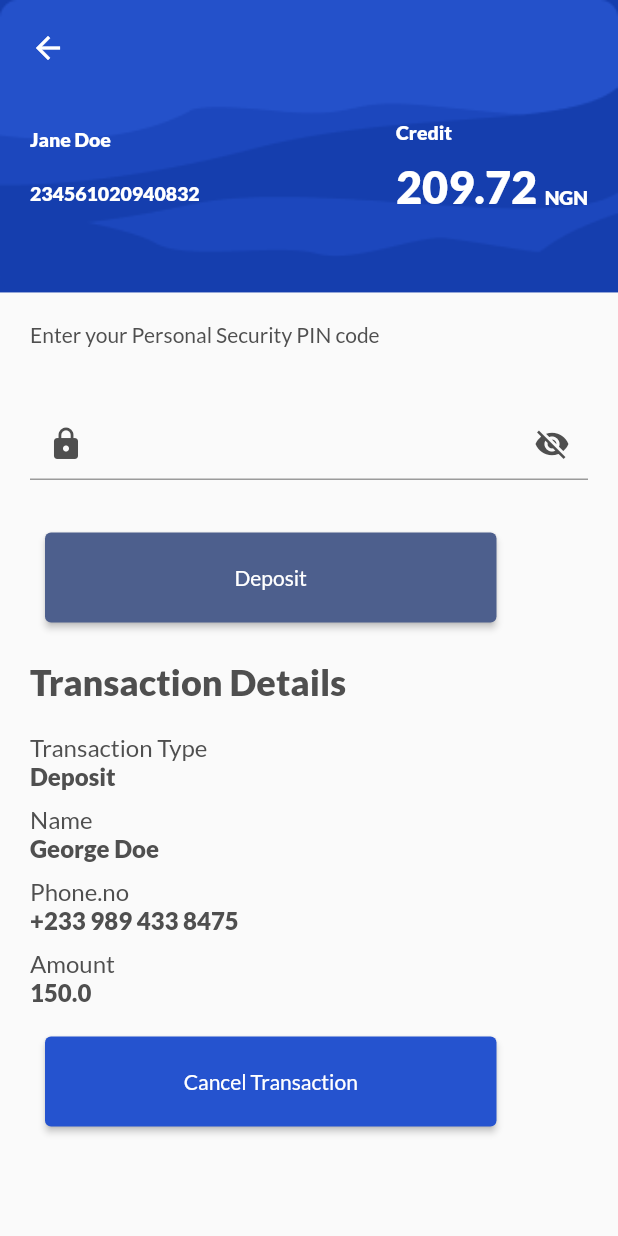
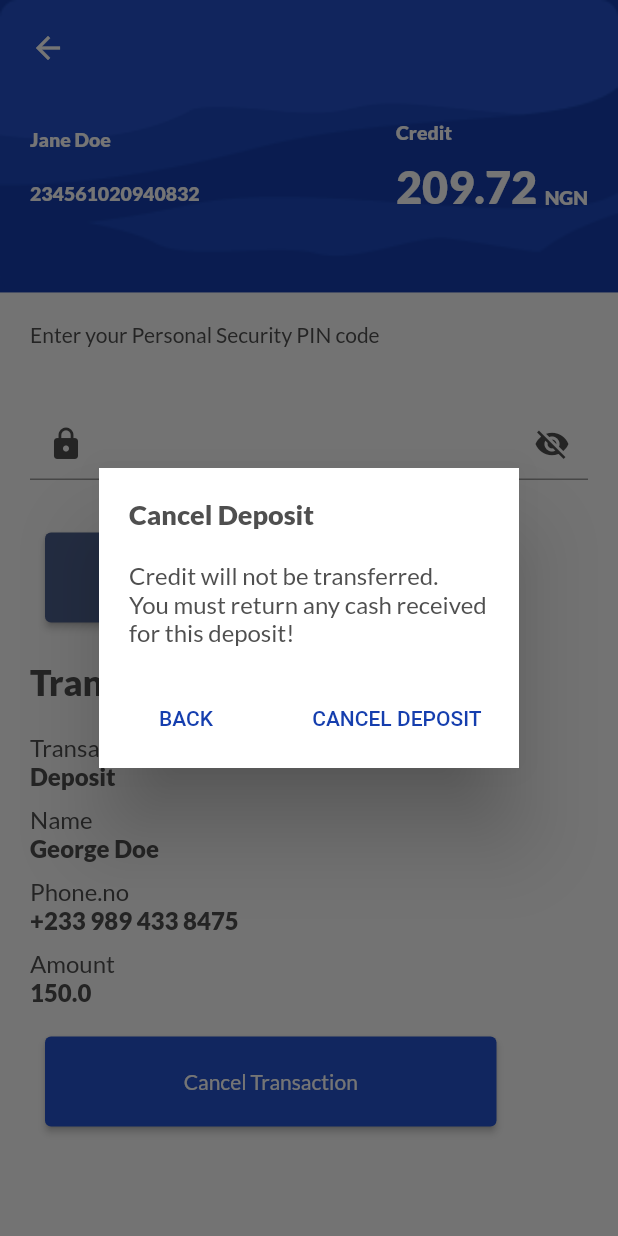
Before and after one commit to sobuur0/super_agent_with_flutter, a Flutter app: the DepositTransactionsPage screen opened directly, after a tap on "Cancel Transaction", on a phone screen of 412 x 824 dp. Run offline on Flutter 3.47's test engine with Material 2 defaults, Android fonts, the phone set to English and light mode, and no system bars; our stand-ins replace google_fonts.

Commit message:
added cancel transactions dialog

```diff
--- a/lib/presentation/pages/deposit_transactions.dart
+++ b/lib/presentation/pages/deposit_transactions.dart
@@ -1,6 +1,7 @@
 import 'package:flutter/material.dart';
 import 'package:flutter/cupertino.dart';
 import 'package:super_agent_with_flutter/constants/app_styles.dart';
+import 'package:super_agent_with_flutter/presentation/widgets/cancel_deposit_dialog.dart';
 import 'package:super_agent_with_flutter/presentation/widgets/widget_action_button.dart';
 
 class DepositTransactionsPage extends StatefulWidget {
@@ -169,8 +170,8 @@ class _DepositTransactionsPageState extends State<DepositTransactionsPage> {
                 ),
               ),
               Padding(
-                padding:
-                    const EdgeInsets.symmetric(horizontal: 30.0, vertical: 15.0),
+                padding: const EdgeInsets.symmetric(
+                    horizontal: 30.0, vertical: 15.0),
                 child: ActionButton(
                   buttonText: 'Deposit',
                   onTap: () {},
@@ -178,8 +179,8 @@ class _DepositTransactionsPageState extends State<DepositTransactionsPage> {
                 ),
               ),
               Padding(
-                padding:
-                    const EdgeInsets.symmetric(horizontal: 20.0, vertical: 10.0),
+                padding: const EdgeInsets.symmetric(
+                    horizontal: 20.0, vertical: 10.0),
                 child: Text(
                   'Transaction Details',
                   style: AppStyles.latoBold(
@@ -272,7 +273,12 @@ class _DepositTransactionsPageState extends State<DepositTransactionsPage> {
                 padding: const EdgeInsets.fromLTRB(30, 10, 30, 0),
                 child: ActionButton(
                   buttonText: 'Cancel Transaction',
-                  onTap: () {},
+                  onTap: () {
+                    showDialog(
+                      context: context,
+                      builder: (BuildContext context) => CancelDepositDialog(),
+                    );
+                  },
                   buttonColor: Color(0xFF2553CF),
                 ),
               )
--- /dev/null
+++ b/lib/presentation/widgets/cancel_deposit_dialog.dart
@@ -0,0 +1,73 @@
+import 'package:flutter/material.dart';
+import 'package:flutter/cupertino.dart';
+import 'package:super_agent_with_flutter/constants/app_styles.dart';
+
+class CancelDepositDialog extends StatefulWidget {
+  const CancelDepositDialog({Key? key}) : super(key: key);
+
+  @override
+  _CancelDepositDialogState createState() => _CancelDepositDialogState();
+}
+
+class _CancelDepositDialogState extends State<CancelDepositDialog> {
+  @override
+  Widget build(BuildContext context) {
+    return Dialog(
+      child: Container(
+        height: 200,
+        width: 280,
+        color: Colors.white,
+        child: Column(
+          crossAxisAlignment: CrossAxisAlignment.start,
+          children: <Widget>[
+            Padding(
+              padding: const EdgeInsets.symmetric(
+                horizontal: 20,
+                vertical: 20,
+              ),
+              child: Text(
+                'Cancel Deposit',
+                style: AppStyles.latoBold(
+                  color: Color(0xFF4F4F4F),
+                  size: 18,
+                ),
+              ),
+            ),
+            Padding(
+              padding: const EdgeInsets.symmetric(
+                horizontal: 20,
+              ),
+              child: Text(
+                'Credit will not be transferred.\nYou must return any cash received \nfor this deposit!',
+                style: AppStyles.latoRegular(
+                  color: Color(0xFF4F4F4F),
+                  size: 16,
+                ),
+              ),
+            ),
+            Padding(
+              padding: const EdgeInsets.fromLTRB(40, 40, 25, 0),
+              child: Row(
+                mainAxisAlignment: MainAxisAlignment.spaceBetween,
+                children: <Widget>[
+                  Text(
+                    'BACK',
+                    style: AppStyles.robotoMedium(
+                      color: Color(0xFF153EAE),
+                    ),
+                  ),
+                  Text(
+                    'CANCEL DEPOSIT',
+                    style: AppStyles.robotoMedium(
+                      color: Color(0xFF153EAE),
+                    ),
+                  ),
+                ],
+              ),
+            ),
+          ],
+        ),
+      ),
+    );
+  }
+}
```
